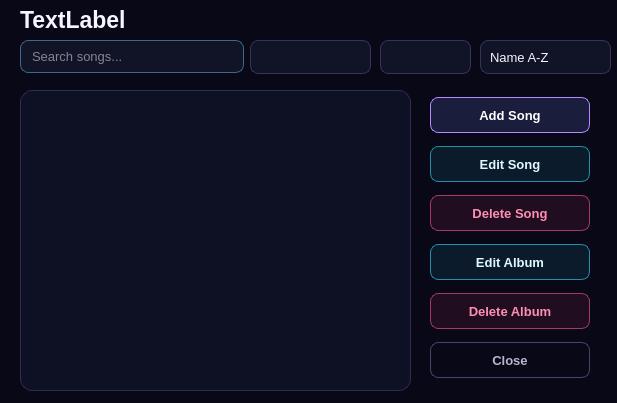
Old version of the form albumsongsdialog.ui in the repository Kiana-hash/MusicAppQt.
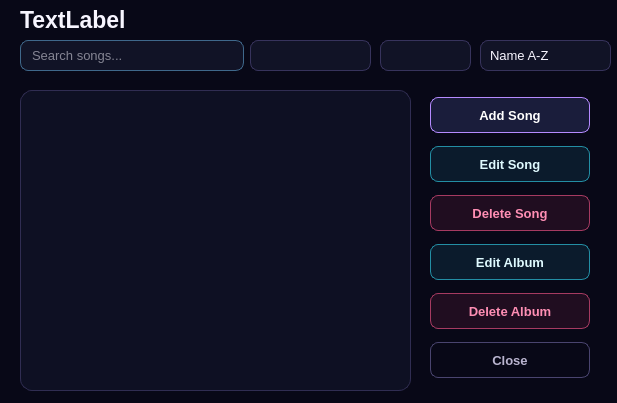
New version of the form.

```diff
--- a/albumsongsdialog.ui
+++ b/albumsongsdialog.ui
@@ -453,7 +453,7 @@
      <x>20</x>
      <y>40</y>
      <width>224</width>
-     <height>33</height>
+     <height>31</height>
     </rect>
    </property>
    <property name="placeholderText">
@@ -466,7 +466,7 @@
      <x>250</x>
      <y>40</y>
      <width>121</width>
-     <height>34</height>
+     <height>31</height>
     </rect>
    </property>
   </widget>
@@ -476,7 +476,7 @@
      <x>380</x>
      <y>40</y>
      <width>91</width>
-     <height>34</height>
+     <height>31</height>
     </rect>
    </property>
   </widget>
@@ -486,7 +486,7 @@
      <x>480</x>
      <y>40</y>
      <width>131</width>
-     <height>34</height>
+     <height>31</height>
     </rect>
    </property>
    <item>
```
